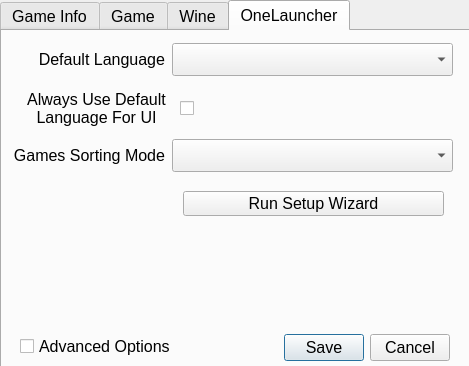
JuneStepp/OneLauncher, file OneLauncher/ui/settings.ui: the form before one commit.
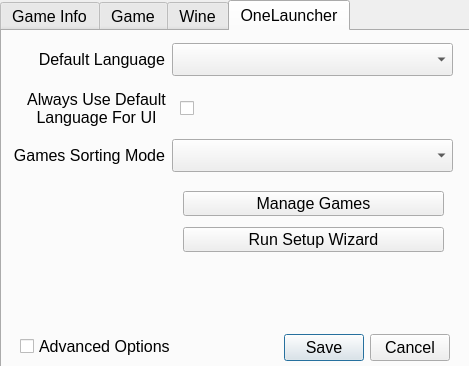
The form after the commit. The open tabs and pages were chosen to show the change.

Commit message: feat: Add game managment besides setup wizard

```diff
--- a/OneLauncher/ui/settings.ui
+++ b/OneLauncher/ui/settings.ui
@@ -513,7 +513,7 @@
      <property name="geometry">
       <rect>
        <x>181</x>
-       <y>160</y>
+       <y>196</y>
        <width>261</width>
        <height>25</height>
       </rect>
@@ -624,6 +624,20 @@
       <string>Default language to use for games</string>
      </property>
     </widget>
+    <widget class="QPushButton" name="gamesManagementButton">
+     <property name="geometry">
+      <rect>
+       <x>181</x>
+       <y>160</y>
+       <width>261</width>
+       <height>25</height>
+      </rect>
+     </property>
+     <property name="text">
+      <string>Manage Games</string>
+     </property>
+    </widget>
+    <zorder>gamesManagementButton</zorder>
     <zorder>setupWizardButton</zorder>
     <zorder>defaultLanguageComboBox</zorder>
     <zorder>defaultLanguageLabel</zorder>
```
The commit also changes 5 other files.
